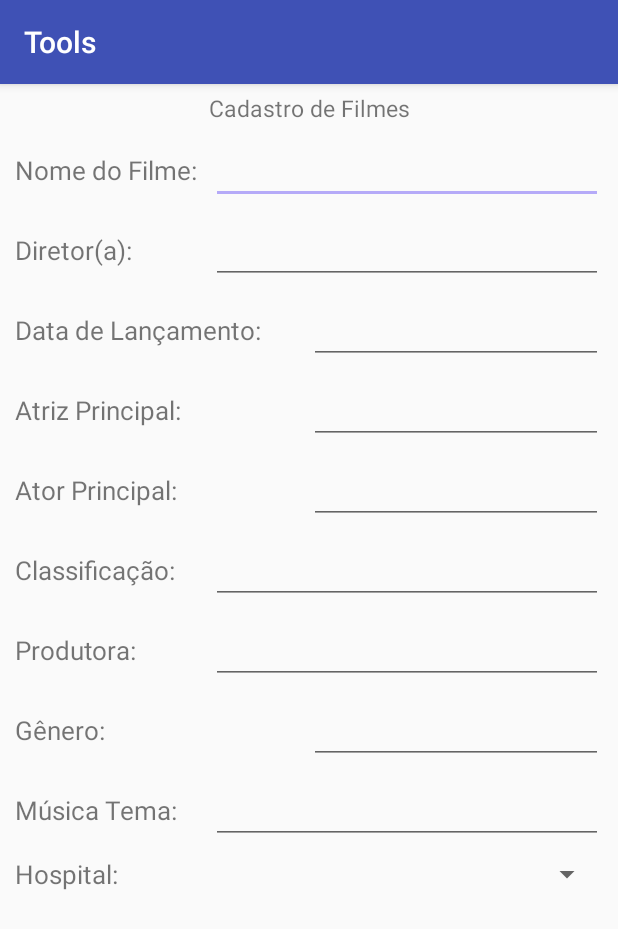
After one commit to PatriciaMoura/Tools-1, an Android app: the Filme screen opened directly, with no data from a screen before it, on a phone screen of 412 x 824 dp. The commit adds this screen. Shown: the top 929 px of the screen. Run offline under Robolectric (Android 15) with nearby library versions, the phone set to English and light mode, and no system bars.

Commit message:
Padronização de layout

```diff
--- a/app/src/main/AndroidManifest.xml
+++ b/app/src/main/AndroidManifest.xml
@@ -25,7 +25,8 @@
             android:label="@string/title_activity_ficha__medica"
             android:theme="@style/AppTheme.NoActionBar" />
         <activity android:name=".Cadastro_Livro" />
-        <activity android:name=".consultaLayout"></activity>
+        <activity android:name=".consultaLayout" />
+        <activity android:name=".Filme"></activity>
     </application>
 
 </manifest>
--- a/app/src/main/java/View/CadastroLivroView.java
+++ b/app/src/main/java/View/CadastroLivroView.java
@@ -20,9 +20,7 @@ import course.example.tools.Cadastro_Livro;
 import model.Ficha_Medica;
 
 
-public class CadastroLivroView extends Activity implements  {
-
-    View.OnClickListener, AdapterView.OnItemClickListener{
+public class CadastroLivroView extends Activity implements View.OnClickListener, AdapterView.OnItemClickListener{
 
         private ListView listView;
         private EditText editText;
--- /dev/null
+++ b/app/src/main/java/course/example/tools/Filme.java
@@ -0,0 +1,13 @@
+package course.example.tools;
+
+import android.support.v7.app.AppCompatActivity;
+import android.os.Bundle;
+
+public class Filme extends AppCompatActivity {
+
+    @Override
+    protected void onCreate(Bundle savedInstanceState) {
+        super.onCreate(savedInstanceState);
+        setContentView(R.layout.activity_filme);
+    }
+}
--- a/app/src/main/java/course/example/tools/Filmes_Controller.java
+++ b/app/src/main/java/course/example/tools/Filmes_Controller.java
@@ -27,7 +27,7 @@ public class Filmes_Controller extends BaseController <Filmes_model> {
             columnId = c.getColumnIndex(model.Ficha_Medica.COLUMN_NOME);
             filmes_model.setNome(c.getString(columnId));
 
-            columnId = c.getColumnIndex(model.Ficha_Medica.COLUMN_DIRETOr);
+            columnId = c.getColumnIndex(model.Ficha_Medica.COLUMN_DIRETOR);
             filmes_model.set(c.getInt(columnId));
 
 
--- a/app/src/main/res/layout/activity_cadastro__livro.xml
+++ b/app/src/main/res/layout/activity_cadastro__livro.xml
@@ -65,14 +65,6 @@
         tools:layout_editor_absoluteX="0dp"
         tools:layout_editor_absoluteY="285dp" />
 
-    <Button
-        android:id="@+id/Cadastrar"
-        android:layout_width="wrap_content"
-        android:layout_height="wrap_content"
-        android:text="Cadastrar"
-        android:typeface="sans"
-        tools:layout_editor_absoluteX="140dp"
-        tools:layout_editor_absoluteY="382dp" />
 
 
 </android.support.constraint.ConstraintLayout>
--- /dev/null
+++ b/app/src/main/res/layout/activity_filme.xml
@@ -0,0 +1,265 @@
+<?xml version="1.0" encoding="utf-8"?>
+<android.support.constraint.ConstraintLayout xmlns:android="http://schemas.android.com/apk/res/android"
+    xmlns:app="http://schemas.android.com/apk/res-auto"
+    xmlns:tools="http://schemas.android.com/tools"
+    android:layout_width="match_parent"
+    android:layout_height="match_parent"
+    tools:context=".Filme">
+
+    <LinearLayout xmlns:android="http://schemas.android.com/apk/res/android"
+        android:layout_width="match_parent"
+        android:layout_height="match_parent"
+        android:orientation="vertical"
+        android:paddingBottom="10dp"
+        android:paddingLeft="10dp"
+        android:paddingRight="10dp">
+
+    <LinearLayout
+        android:layout_width="match_parent"
+        android:layout_height="wrap_content"
+        android:orientation="horizontal"
+        android:layout_marginTop="5dp">
+
+        <TextView
+            android:layout_width="match_parent"
+            android:layout_height="wrap_content"
+            android:text="Cadastro de Filmes"
+            android:typeface="sans"
+            android:textSize="15sp"
+            android:gravity="center"/>
+
+    </LinearLayout>
+
+    <LinearLayout
+        android:layout_width="match_parent"
+        android:layout_height="wrap_content"
+        android:orientation="horizontal"
+        android:layout_marginTop="8dp">
+
+        <TextView
+            android:layout_width="match_parent"
+            android:layout_height="wrap_content"
+            android:text="Nome do Filme:"
+            android:typeface="sans"
+            android:textSize="17sp"
+            android:layout_weight="2"/>
+
+        <EditText
+            android:id="@+id/edtNomeFilme"
+            android:layout_width="match_parent"
+            android:layout_height="wrap_content"
+            android:layout_weight="1"
+            android:inputType="text"/>
+
+    </LinearLayout>
+
+    <LinearLayout
+        android:layout_width="match_parent"
+        android:layout_height="wrap_content"
+        android:orientation="horizontal"
+        android:layout_marginTop="8dp">
+
+        <TextView
+            android:layout_width="match_parent"
+            android:layout_height="wrap_content"
+            android:text="Diretor(a):"
+            android:typeface="sans"
+            android:textSize="17sp"
+            android:layout_weight="2"/>
+
+        <EditText
+            android:id="@+id/edtDiretor"
+            android:layout_width="match_parent"
+            android:layout_height="wrap_content"
+            android:layout_weight="1"
+            android:inputType="textPersonName"/>
+
+    </LinearLayout>
+
+    <LinearLayout
+        android:layout_width="match_parent"
+        android:layout_height="wrap_content"
+        android:orientation="horizontal"
+        android:layout_marginTop="8dp">
+
+        <TextView
+            android:layout_width="match_parent"
+            android:layout_height="wrap_content"
+            android:text="Data de Lançamento:"
+            android:typeface="sans"
+            android:textSize="17sp"
+            android:layout_weight="1"/>
+
+        <EditText
+            android:id="@+id/edtDataLancamento"
+            android:layout_width="match_parent"
+            android:layout_height="wrap_content"
+            android:layout_weight="1"
+            android:inputType="date"/>
+
+    </LinearLayout>
+
+    <LinearLayout
+        android:layout_width="match_parent"
+        android:layout_height="wrap_content"
+        android:orientation="horizontal"
+        android:layout_marginTop="8dp">
+
+        <TextView
+            android:layout_width="match_parent"
+            android:layout_height="wrap_content"
+            android:text="Atriz Principal:"
+            android:typeface="sans"
+            android:textSize="17sp"
+            android:layout_weight="1"/>
+
+        <EditText
+            android:id="@+id/edtAtrizPrincipal"
+            android:layout_width="match_parent"
+            android:layout_height="wrap_content"
+            android:layout_weight="1"
+            android:inputType="textPersonName"/>
+
+    </LinearLayout>
+
+    <LinearLayout
+        android:layout_width="match_parent"
+        android:layout_height="wrap_content"
+        android:orientation="horizontal"
+        android:layout_marginTop="8dp">
+
+        <TextView
+            android:layout_width="match_parent"
+            android:layout_height="wrap_content"
+            android:text="Ator Principal:"
+            android:typeface="sans"
+            android:textSize="17sp"
+            android:layout_weight="1"/>
+
+        <EditText
+            android:id="@+id/edtAtorPrincipal"
+            android:layout_width="match_parent"
+            android:layout_height="wrap_content"
+            android:layout_weight="1"
+            android:inputType="textPersonName"/>
+
+    </LinearLayout>
+
+    <LinearLayout
+        android:layout_width="match_parent"
+        android:layout_height="wrap_content"
+        android:orientation="horizontal"
+        android:layout_marginTop="8dp">
+
+        <TextView
+            android:layout_width="match_parent"
+            android:layout_height="wrap_content"
+            android:text="Classificação:"
+            android:typeface="sans"
+            android:textSize="17sp"
+            android:layout_weight="2"/>
+
+        <EditText
+            android:id="@+id/edtClassificacao"
+            android:layout_width="match_parent"
+            android:layout_height="wrap_content"
+            android:layout_weight="1"
+            android:inputType="number"/>
+
+    </LinearLayout>
+
+    <LinearLayout
+        android:layout_width="match_parent"
+        android:layout_height="wrap_content"
+        android:orientation="horizontal"
+        android:layout_marginTop="8dp">
+
+        <TextView
+            android:layout_width="match_parent"
+            android:layout_height="wrap_content"
+            android:text="Produtora:"
+            android:typeface="sans"
+            android:textSize="17sp"
+            android:layout_weight="2"/>
+
+        <EditText
+            android:id="@+id/edtProdutora"
+            android:layout_width="match_parent"
+            android:layout_height="wrap_content"
+            android:layout_weight="1"
+            android:inputType="text"/>
+
+    </LinearLayout>
+
+    <LinearLayout
+        android:layout_width="match_parent"
+        android:layout_height="wrap_content"
+        android:orientation="horizontal"
+        android:layout_marginTop="8dp">
+
+        <TextView
+            android:layout_width="match_parent"
+            android:layout_height="wrap_content"
+            android:text="Gênero:"
+            android:typeface="sans"
+            android:textSize="17sp"
+            android:layout_weight="1"/>
+
+        <EditText
+            android:id="@+id/edtGenero"
+            android:layout_width="match_parent"
+            android:layout_height="wrap_content"
+            android:layout_weight="1"
+            android:inputType="text"/>
+
+    </LinearLayout>
+
+    <LinearLayout
+        android:layout_width="match_parent"
+        android:layout_height="wrap_content"
+        android:orientation="horizontal"
+        android:layout_marginTop="8dp">
+
+        <TextView
+            android:layout_width="match_parent"
+            android:layout_height="wrap_content"
+            android:text="Música Tema:"
+            android:typeface="sans"
+            android:textSize="17sp"
+            android:layout_weight="2"/>
+
+        <EditText
+            android:id="@+id/edtMusicaTema"
+            android:layout_width="match_parent"
+            android:layout_height="wrap_content"
+            android:layout_weight="1"
+            android:inputType="text"/>
+
+    </LinearLayout>
+
+    <LinearLayout
+        android:layout_width="match_parent"
+        android:layout_height="wrap_content"
+        android:orientation="horizontal"
+        android:layout_marginTop="8dp">
+
+        <TextView
+            android:layout_width="match_parent"
+            android:layout_height="wrap_content"
+            android:text="Hospital:"
+            android:typeface="sans"
+            android:textSize="17sp"
+            android:layout_weight="2"/>
+
+        <Spinner
+            android:id="@+id/spnLeitoIdHospital"
+            android:layout_width="match_parent"
+            android:layout_height="wrap_content"
+            android:layout_weight="1"/>
+
+    </LinearLayout>
+
+    </LinearLayout>
+
+
+</android.support.constraint.ConstraintLayout>
```
